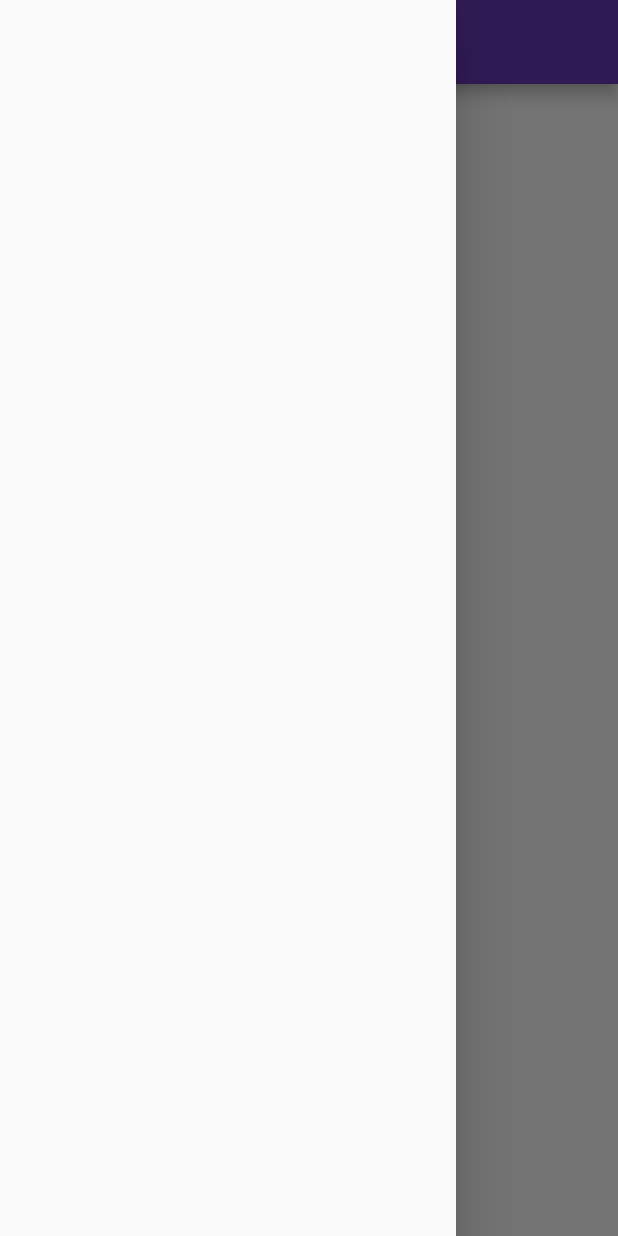
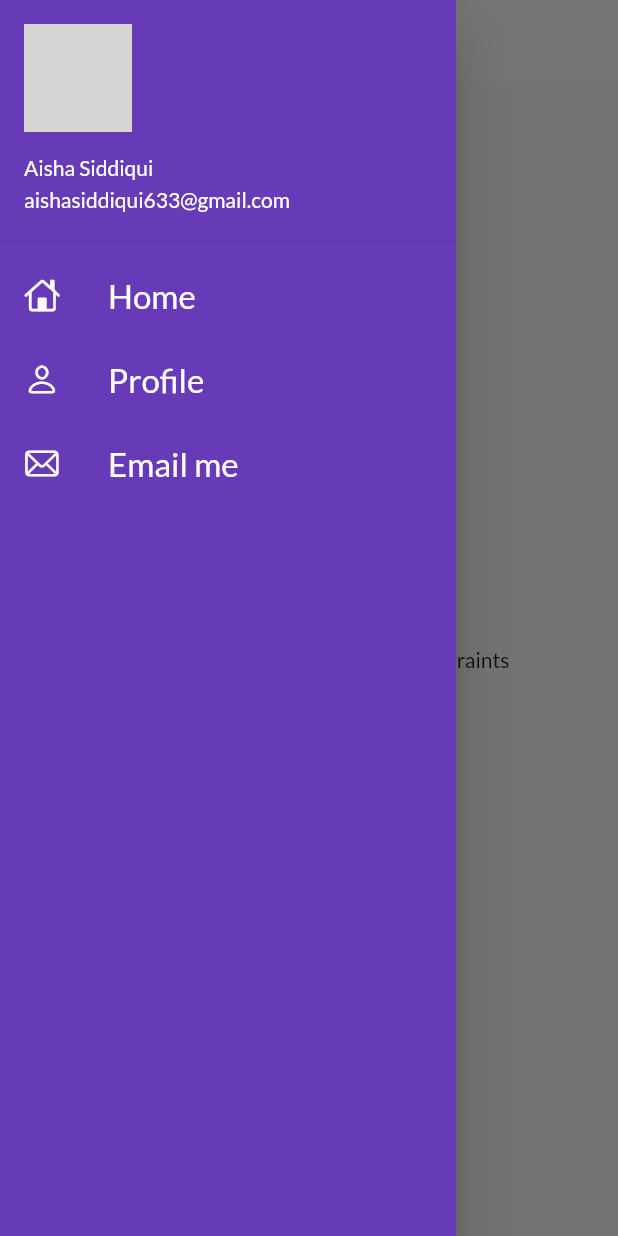
Before and after one commit to aisha086/30daysofFlutterByCodepur, a Flutter app: the HomePage screen opened by its route, with the side drawer open, on a phone screen of 412 x 824 dp. Run offline on Flutter 3.47's test engine with Material 2 defaults, Android fonts, the phone set to English and light mode, and no system bars; our stand-ins replace google_fonts; network calls fail; grey boxes are pictures that could not be loaded.

Commit message:
Day 10 completed!

```diff
--- a/lib/main.dart
+++ b/lib/main.dart
@@ -1,9 +1,9 @@
 import 'package:catalog_project_codepur/utils/routes.dart';
+import 'package:catalog_project_codepur/widgets/themes.dart';
 
 import 'pages/login_page.dart';
 import 'pages/home_page.dart';
 import 'package:flutter/material.dart';
-import 'package:google_fonts/google_fonts.dart';
 
 void main() {
   runApp(const MyApp());
@@ -16,16 +16,14 @@ class MyApp extends StatelessWidget {
     return MaterialApp(
       // home: HomePage(),
       themeMode: ThemeMode.light,
-      theme: ThemeData(primarySwatch: Colors.deepPurple,
-      fontFamily: GoogleFonts.lato().fontFamily
-      ),
-      darkTheme: ThemeData(brightness: Brightness.dark),
+      theme: MyTheme.lightTheme(context),
+      darkTheme: MyTheme.darkTheme(context),
       debugShowCheckedModeBanner: false,
-      initialRoute: MyRoutes.homeRoute,
+      initialRoute: MyRoutes.loginRoute,
       routes: {
         // "/": (context) => LoginPage(),
-        MyRoutes.homeRoute: (context)=> HomePage(),
-        MyRoutes.loginRoute: (context)=> LoginPage()
+        MyRoutes.homeRoute: (context) => HomePage(),
+        MyRoutes.loginRoute: (context) => LoginPage()
       },
     );
   }
--- a/lib/pages/home_page.dart
+++ b/lib/pages/home_page.dart
@@ -1,4 +1,7 @@
 import 'package:flutter/material.dart';
+import '../widgets/drawer.dart';
+
+//Day 10 learnt about context,constraints
 
 class HomePage extends StatelessWidget {
   const HomePage({super.key});
@@ -7,12 +10,13 @@ class HomePage extends StatelessWidget {
   Widget build(BuildContext context) {
     return Scaffold(
       appBar: AppBar(
+        centerTitle: true,
         title: Text("Catalog App"),
       ),
       body: const Center(
-        child: Text('30 Days of flutter'),
+        child: Text('Day 10 learnt about context and constraints'),
       ),
-      drawer: Drawer(),
+      drawer: MyDrawer(),
     );
   }
 }
--- a/lib/widgets/drawer.dart
+++ b/lib/widgets/drawer.dart
@@ -0,0 +1,59 @@
+import 'package:flutter/cupertino.dart';
+import 'package:flutter/material.dart';
+
+class MyDrawer extends StatelessWidget {
+  const MyDrawer({super.key});
+
+  @override
+  Widget build(BuildContext context) {
+    final imageUrl =
+        "https://i.pinimg.com/originals/a6/58/32/a65832155622ac173337874f02b218fb.png";
+
+    return Drawer(
+      backgroundColor: Colors.deepPurple,
+      child: ListView(
+        padding: EdgeInsets.zero,
+        children: [
+          DrawerHeader(
+              padding: EdgeInsets.zero,
+              child: UserAccountsDrawerHeader(
+                margin: EdgeInsets.zero,
+                accountName: const Text("Aisha Siddiqui"),
+                accountEmail: const Text("aishasiddiqui633@gmail.com"),
+                currentAccountPicture: Image.network(imageUrl),
+              )),
+          const ListTile(
+            leading: Icon(
+              CupertinoIcons.home,
+              color: Colors.white,
+            ),
+            title: Text(
+              "Home",
+              style: TextStyle(color: Colors.white, fontSize: 22),
+            ),
+          ),
+          const ListTile(
+            leading: Icon(
+              CupertinoIcons.person,
+              color: Colors.white,
+            ),
+            title: Text(
+              "Profile",
+              style: TextStyle(color: Colors.white, fontSize: 22),
+            ),
+          ),
+          const ListTile(
+            leading: Icon(
+              CupertinoIcons.mail,
+              color: Colors.white,
+            ),
+            title: Text(
+              "Email me",
+              style: TextStyle(color: Colors.white, fontSize: 22),
+            ),
+          ),
+        ],
+      ),
+    );
+  }
+}
--- a/lib/widgets/themes.dart
+++ b/lib/widgets/themes.dart
@@ -0,0 +1,16 @@
+import 'package:flutter/material.dart';
+import 'package:google_fonts/google_fonts.dart';
+
+class MyTheme {
+  static ThemeData lightTheme(BuildContext context) => ThemeData(
+      primarySwatch: Colors.deepPurple,
+      fontFamily: GoogleFonts.lato().fontFamily,
+      appBarTheme: AppBarTheme(
+          backgroundColor: Colors.white,
+          elevation: 0.0,
+          iconTheme: IconThemeData(color: Colors.black),
+          titleTextStyle: Theme.of(context).textTheme.titleLarge));
+
+  static ThemeData darkTheme(BuildContext context) =>
+      ThemeData(brightness: Brightness.dark);
+}
```
Also changed, not shown: lib/models/catalog.dart (+27 -0 lines), lib/pages/login_page.dart (+28 -30 lines).
